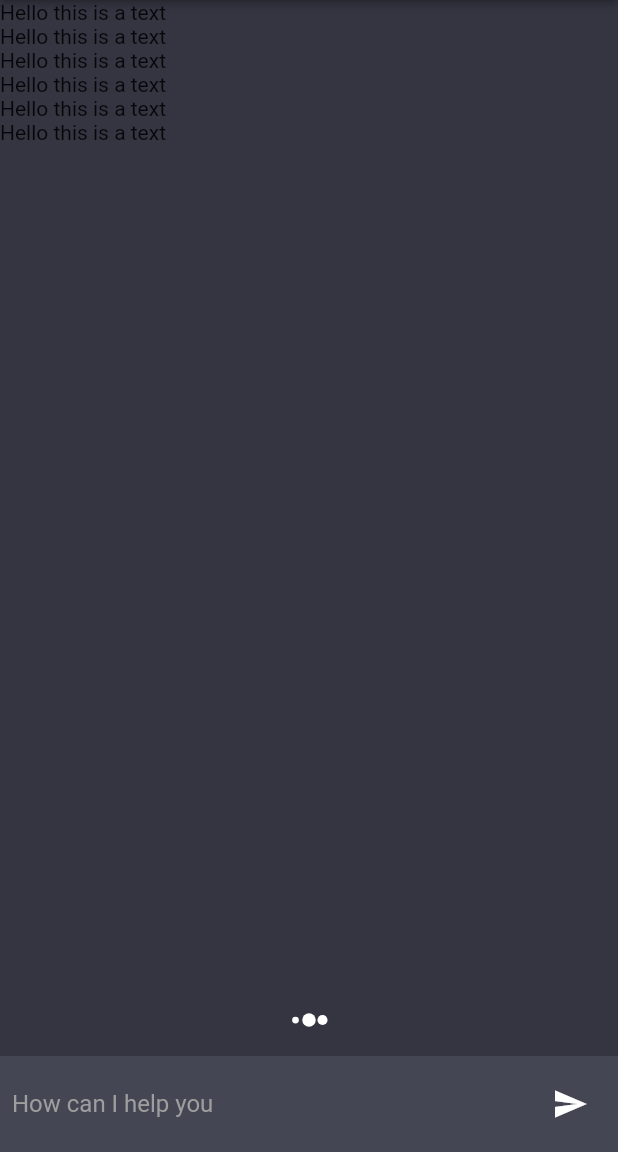
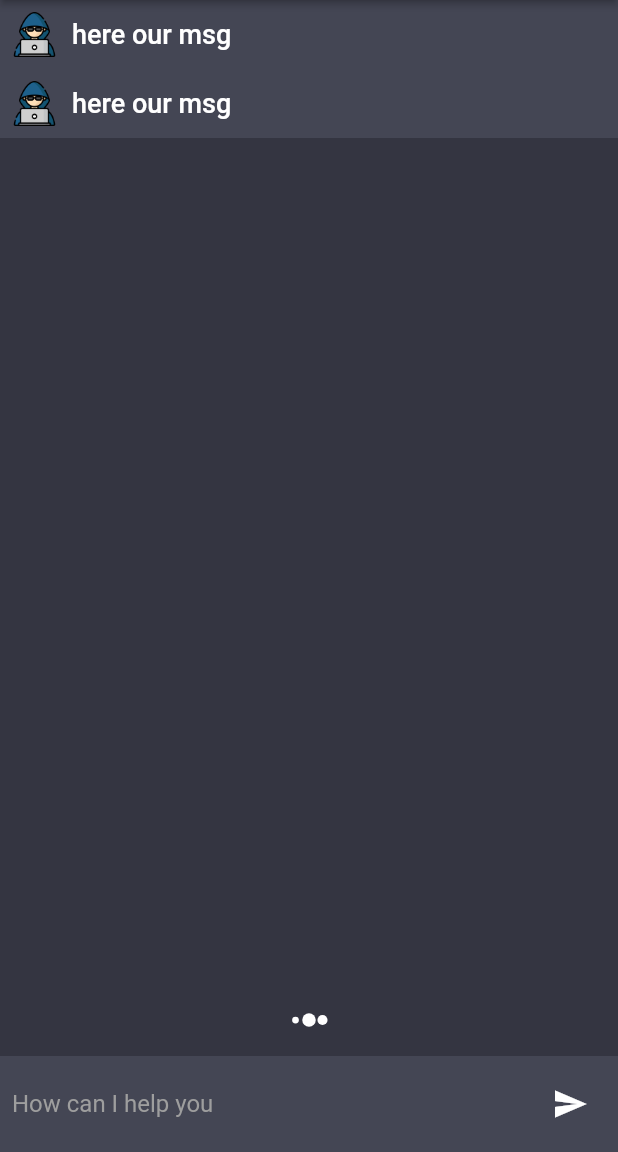
Before and after one commit to farrozzz/chatgpt_course, a Flutter app: the screen it shows after launch, on a phone screen of 412 x 824 dp, the part 84-1236 px from its top. Run offline on Flutter 3.47's test engine with Material 2 defaults, Android fonts, the phone set to English and light mode, and no system bars; our stand-ins replace flutter_spinkit.

Commit message:
progress 4/9/23

```diff
--- a/lib/constant/constant.dart
+++ b/lib/constant/constant.dart
@@ -2,3 +2,33 @@ import 'package:flutter/material.dart';
 
 Color scaffoldBackgroundColor = const Color(0xFF343541);
 Color cardColor = const Color(0xFF444654);
+
+final chatMessages = [
+  {
+    "msg": "Hello who are you?",
+    "chatIndex": 0,
+  },
+  {
+    "msg":
+    "Hello, I am ChatGPT, a large language model developed by OpenAI. I am here to assist you with any information or questions you may have. How can I help you today?",
+    "chatIndex": 1,
+  },
+  {
+    "msg": "What is flutter?",
+    "chatIndex": 0,
+  },
+  {
+    "msg":
+    "Flutter is an open-source mobile application development framework created by Google. It is used to develop applications for Android, iOS, Linux, Mac, Windows, and the web. Flutter uses the Dart programming language and allows for the creation of high-performance, visually attractive, and responsive apps. It also has a growing and supportive community, and offers many customizable widgets for building beautiful and responsive user interfaces.",
+    "chatIndex": 1,
+  },
+  {
+    "msg": "Okay thanks",
+    "chatIndex": 0,
+  },
+  {
+    "msg":
+    "You're welcome! Let me know if you have any other questions or if there's anything else I can help you with.",
+    "chatIndex": 1,
+  },
+];
--- a/lib/screens/chat_screen.dart
+++ b/lib/screens/chat_screen.dart
@@ -1,8 +1,8 @@
 import 'package:chatgpt_course/constant/constant.dart';
+import 'package:chatgpt_course/widgets/chat_widget.dart';
 import 'package:flutter/material.dart';
 import 'package:flutter/src/widgets/framework.dart';
 import 'package:flutter_spinkit/flutter_spinkit.dart';
-
 import '../services/assets_manager.dart';
 
 class ChatScreen extends StatefulWidget {
@@ -42,7 +42,7 @@ class _ChatScreenState extends State<ChatScreen> {
         actions: [
           IconButton(
             onPressed: () {},
-            icon: const Icon(Icons.more_vert_rounded, color: Colors.white),
+            icon: const Icon(Icons.more_vert, color: Colors.white),
           ),
         ],
       ),
@@ -51,9 +51,9 @@ class _ChatScreenState extends State<ChatScreen> {
           children: [
             Flexible(
               child: ListView.builder(
-                  itemCount: 6,
+                  itemCount: 2,
                   itemBuilder: (context, index) {
-                    return const Text("Hello this is a text");
+                    return const ChatWidget();
                   }),
             ),
             if (_isTyping) ...[
--- /dev/null
+++ b/lib/widgets/chat_widget.dart
@@ -0,0 +1,33 @@
+import 'package:chatgpt_course/constant/constant.dart';
+import 'package:chatgpt_course/services/assets_manager.dart';
+import 'package:chatgpt_course/widgets/text_widgets.dart';
+import 'package:flutter/material.dart';
+
+class ChatWidget extends StatelessWidget {
+  const ChatWidget({Key? key}) : super(key: key);
+
+  @override
+  Widget build(BuildContext context) {
+    return  Column(children: [
+      Material(
+        color: cardColor,
+        child: Padding(
+          padding: const EdgeInsets.all(8.0),
+          child: Row(
+            children: [
+              Image.asset(
+                  AssetsManager.userImage,
+                width: 30,
+                height: 30,
+              ),
+              const SizedBox(
+                width: 10,
+              ),
+              const TextWidget(label: "here our msg")
+            ],
+          ),
+        ),
+      )
+    ],);
+  }
+}
--- /dev/null
+++ b/lib/widgets/text_widgets.dart
@@ -0,0 +1,28 @@
+import 'package:flutter/material.dart';
+
+class TextWidget extends StatelessWidget {
+  const TextWidget(
+      {Key? key,
+      required this.label,
+      this.fontSize =18,
+      this.color,
+      this.fontWeight})
+      : super(key: key);
+
+final String label;
+final double fontSize;
+final Color? color;
+final FontWeight? fontWeight;
+
+  @override
+  Widget build(BuildContext context) {
+    return Text(
+      label,
+      style: TextStyle(
+        color: color ?? Colors.white,
+        fontSize: fontSize,
+        fontWeight: fontWeight?? FontWeight.w500
+      ),
+    );
+  }
+}
```
Lines whose indentation alone changed are shown as unchanged.
